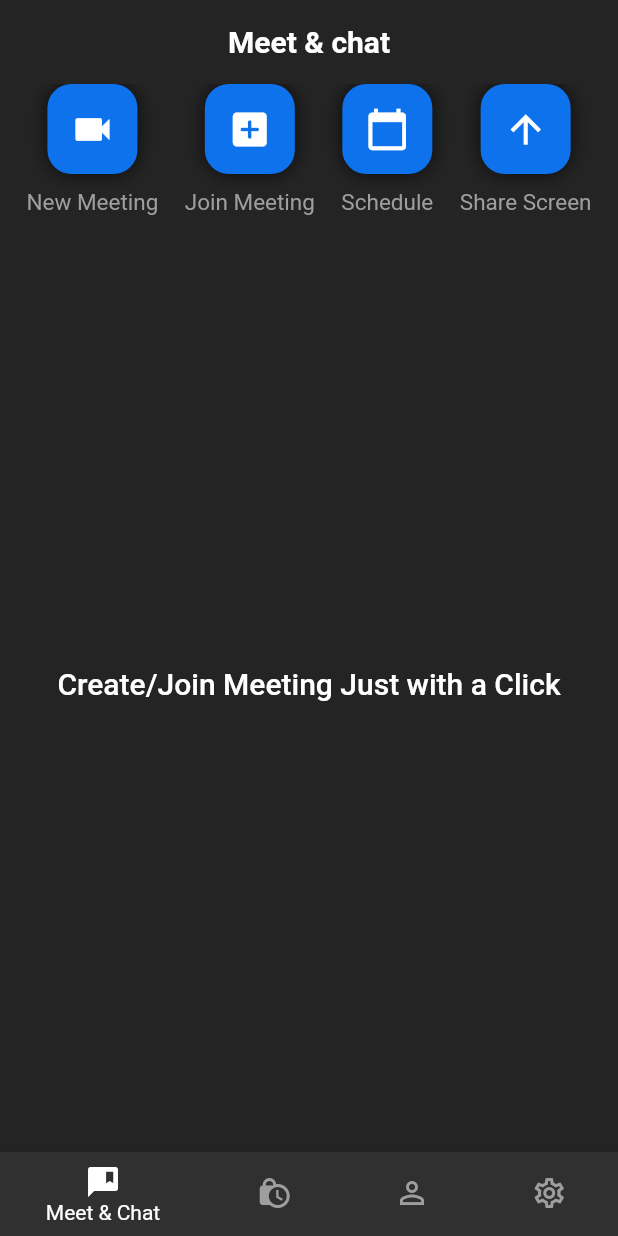
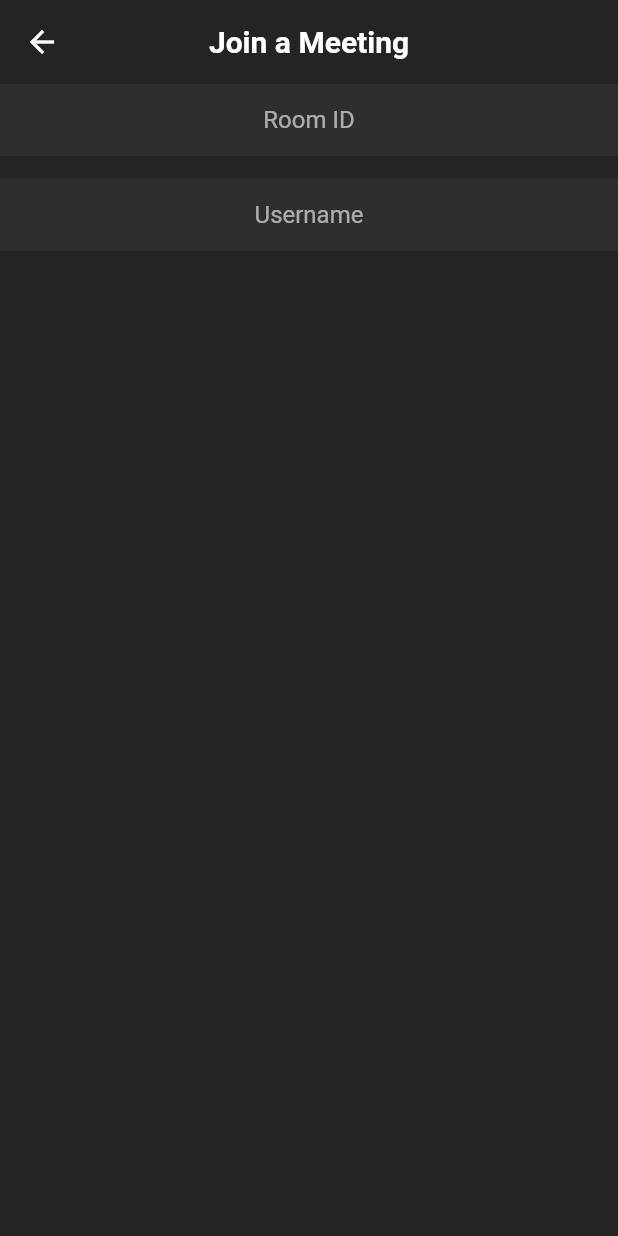
Before and after one commit to mehedi4958/zoom_clone, a Flutter app: the screen it shows once a user with an empty profile is signed in, after a tap on the "add box" icon, on a phone screen of 412 x 824 dp. Run offline on Flutter 3.47's test engine with Material 2 defaults, Android fonts, the phone set to English and light mode, and no system bars; our stand-ins replace cloud_firestore, firebase_auth, firebase_core, google_sign_in; missing offline and left inert: jitsi_meet; accounts and stored records are empty.

Commit message:
join a meeting screen created, and user name fetched from firebase authentication

```diff
--- a/lib/views/screens/home_screen.dart
+++ b/lib/views/screens/home_screen.dart
@@ -17,7 +17,7 @@ class _HomeScreenState extends State<HomeScreen> {
   int pageIndex = 0;
 
   final pages = [
-    MeetingScreen(),
+    const MeetingScreen(),
     const HistoryScreen(),
     const ContactScreen(),
     const SettingScreen(),
--- a/lib/views/screens/meeting_screen.dart
+++ b/lib/views/screens/meeting_screen.dart
@@ -2,17 +2,30 @@ import 'dart:math';
 
 import 'package:flutter/material.dart';
 import 'package:zoom_clone/controllers/jitsi_meet_controller.dart';
+import 'package:zoom_clone/views/screens/video_call_screen.dart';
 import 'package:zoom_clone/views/widgets/reusable_icon.dart';
 
-class MeetingScreen extends StatelessWidget {
-  MeetingScreen({Key? key}) : super(key: key);
+class MeetingScreen extends StatefulWidget {
+  const MeetingScreen({Key? key}) : super(key: key);
 
+  @override
+  State<MeetingScreen> createState() => _MeetingScreenState();
+}
+
+class _MeetingScreenState extends State<MeetingScreen> {
   final JitsiMeetController _jitsiMeetController = JitsiMeetController();
+
   createNewMeeting() {
     var random = Random();
     String roomName = (random.nextInt(10000000) + 10000000).toString();
     _jitsiMeetController.createMeeting(
         roomName: roomName, isAudioMuted: true, isVideoMuted: true);
+  }
+
+  joinMeeting() {
+    Navigator.of(context).push(
+      MaterialPageRoute(builder: (context) => const VideoCallScreen()),
+    );
   }
 
   @override
@@ -31,9 +44,7 @@ class MeetingScreen extends StatelessWidget {
               ReusableIcon(
                 icon: Icons.add_box_rounded,
                 text: 'Join Meeting',
-                onPressed: () {
-                  print('Join Meeting');
-                },
+                onPressed: joinMeeting,
               ),
               ReusableIcon(
                 icon: Icons.calendar_today,
--- /dev/null
+++ b/lib/views/screens/video_call_screen.dart
@@ -0,0 +1,76 @@
+import 'package:flutter/material.dart';
+import 'package:zoom_clone/controllers/auth_controller.dart';
+import 'package:zoom_clone/utils/colors.dart';
+
+class VideoCallScreen extends StatefulWidget {
+  const VideoCallScreen({Key? key}) : super(key: key);
+
+  @override
+  State<VideoCallScreen> createState() => _VideoCallScreenState();
+}
+
+class _VideoCallScreenState extends State<VideoCallScreen> {
+  late TextEditingController meetingIdController;
+  late TextEditingController nameController;
+
+  final AuthController _authController = AuthController();
+
+  @override
+  void initState() {
+    meetingIdController = TextEditingController();
+    nameController =
+        TextEditingController(text: _authController.user!.displayName);
+    super.initState();
+  }
+
+  @override
+  Widget build(BuildContext context) {
+    return Scaffold(
+      appBar: AppBar(
+        elevation: 0,
+        backgroundColor: backgroundColor,
+        title: const Text(
+          'Join a Meeting',
+          style: TextStyle(
+            fontSize: 20,
+            fontWeight: FontWeight.bold,
+          ),
+        ),
+        centerTitle: true,
+      ),
+      body: Column(
+        children: [
+          TextField(
+            controller: meetingIdController,
+            keyboardType: TextInputType.number,
+            maxLines: 1,
+            decoration: const InputDecoration(
+              fillColor: secondaryBackgroundColor,
+              filled: true,
+              border: InputBorder.none,
+              hintText: 'Room ID',
+              contentPadding: EdgeInsets.all(10),
+            ),
+            textAlign: TextAlign.center,
+          ),
+          const SizedBox(
+            height: 15,
+          ),
+          TextField(
+            controller: nameController,
+            keyboardType: TextInputType.text,
+            maxLines: 1,
+            decoration: const InputDecoration(
+              fillColor: secondaryBackgroundColor,
+              filled: true,
+              border: InputBorder.none,
+              hintText: 'Username',
+              contentPadding: EdgeInsets.all(10),
+            ),
+            textAlign: TextAlign.center,
+          ),
+        ],
+      ),
+    );
+  }
+}
```
